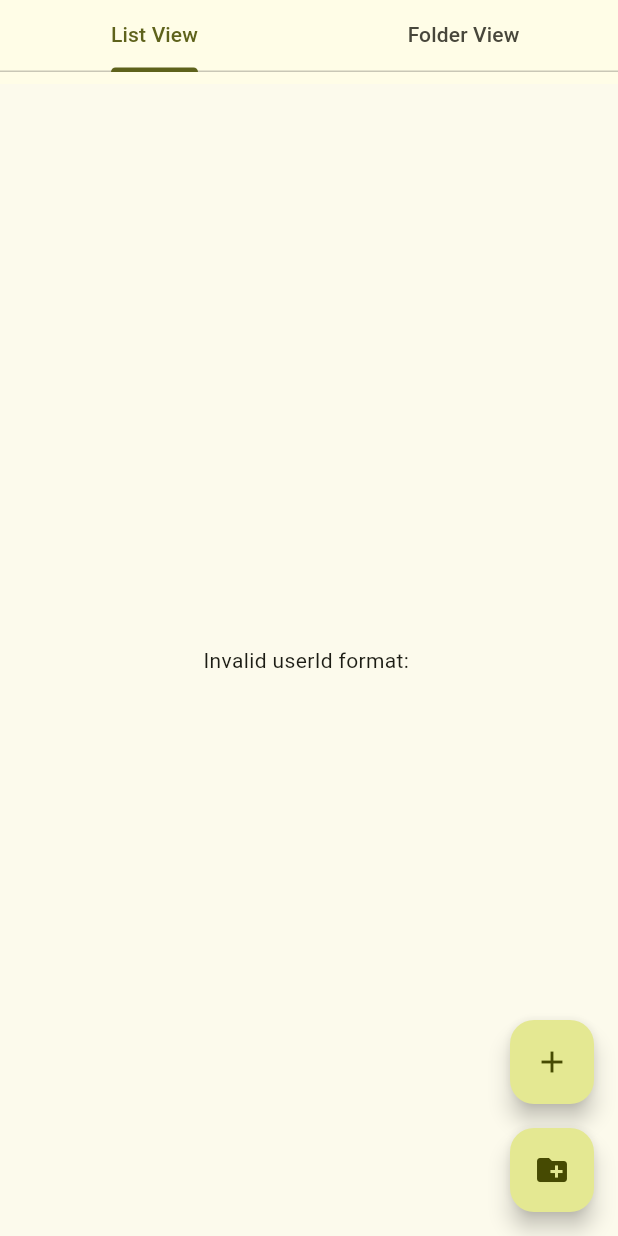
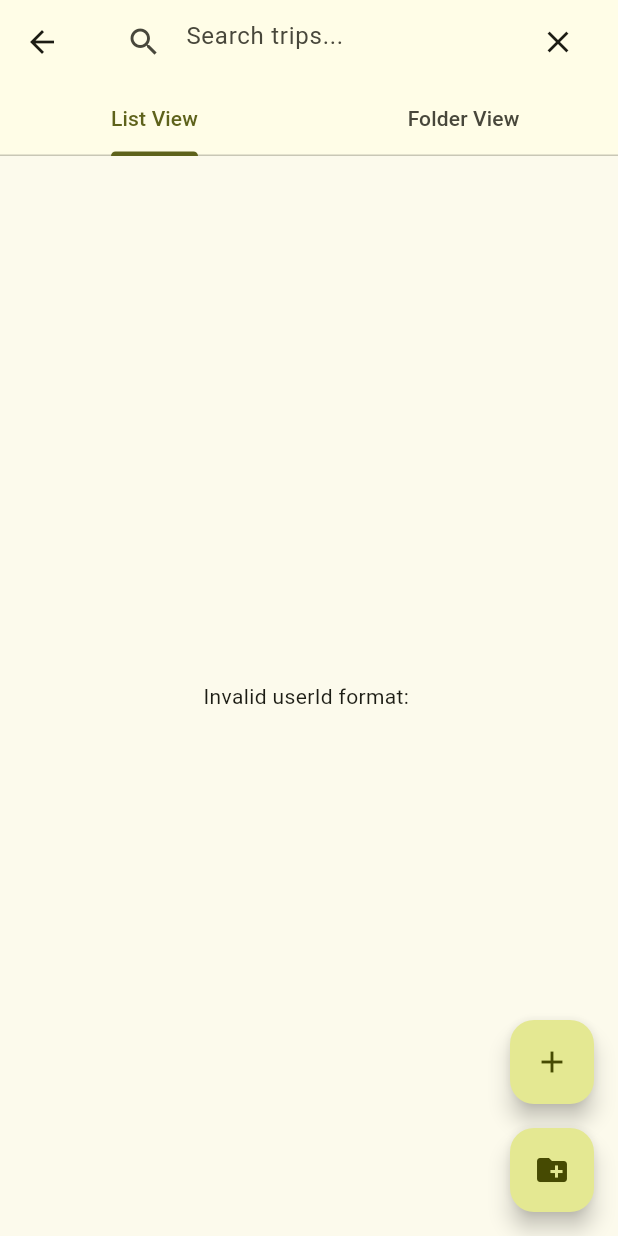
Before and after one commit to gagenotar/COP4331-BigProject-App, a Flutter app: the MyTripsPage screen opened directly with empty values, on a phone screen of 412 x 824 dp. Run offline on Flutter 3.47's test engine with Material 3 defaults, Android fonts, the phone set to English and light mode, and no system bars; our stand-ins replace flutter_rating_bar, form_field_validator, google_fonts, image_picker, pin_code_fields; missing offline and left inert: bson.

Commit message:
Update my_trips_page.dart
added search bar to My-trips-oage

```diff
--- a/lib/pages/my_trips_page.dart
+++ b/lib/pages/my_trips_page.dart
@@ -10,11 +10,13 @@ import '../pages/edit_trip_page.dart';
 import 'package:bson/bson.dart';
 
 import 'dart:convert';
+
 class MyTripsPage extends StatefulWidget {
-  const MyTripsPage({Key? key,
+  const MyTripsPage({
+    Key? key,
     required this.credentials,
-    required this.email,}) :
-        super(key: key);
+    required this.email,
+  }) : super(key: key);
 
   final String email;
   final Map<String, dynamic> credentials;
@@ -23,14 +25,13 @@ class MyTripsPage extends StatefulWidget {
   State<MyTripsPage> createState() => _MyTripsPageState();
 }
 
-class _MyTripsPageState extends State<MyTripsPage>
-    with SingleTickerProviderStateMixin {
+class _MyTripsPageState extends State<MyTripsPage> with SingleTickerProviderStateMixin {
   List<Trip> _trips = [];
- // String? tripJSON;
   List<Folder> _folders = [];
   bool _isLoading = false;
   String _error = '';
   late TabController _tabController;
+  String _searchQuery = ''; // Add search query state
 
   @override
   void initState() {
@@ -50,16 +51,14 @@ class _MyTripsPageState extends State<MyTripsPage>
     return regex.hasMatch(id);
   }
 
-// Usage in your _fetchTrips method
   Future<void> _fetchTrips() async {
     setState(() {
       _isLoading = true;
       _error = '';
     });
 
-    if (!isValidObjectId('${widget.credentials['id']}'  )) {
+    if (!isValidObjectId('${widget.credentials['id']}')) {
       setState(() {
-
         _error = 'Invalid userId format: ${widget.credentials['id']}';
         _isLoading = false;
       });
@@ -67,7 +66,7 @@ class _MyTripsPageState extends State<MyTripsPage>
     }
 
     try {
-      final trips = await ApiService.searchMyEntries('', widget.credentials['id']);
+      final trips = await ApiService.searchMyEntries(_searchQuery, widget.credentials['id']);
 
       setState(() {
         _trips = trips..sort((a, b) => a.title.compareTo(b.title));
@@ -85,7 +84,12 @@ class _MyTripsPageState extends State<MyTripsPage>
     }
   }
 
-
+  Future<void> _searchTrips(String query) async {
+    setState(() {
+      _searchQuery = query;
+    });
+    await _fetchTrips(); // Fetch trips based on search query
+  }
 
   void _createFolder(String folderName) {
     setState(() {
@@ -148,7 +152,7 @@ class _MyTripsPageState extends State<MyTripsPage>
       ScaffoldMessenger.of(context).showSnackBar(
         SnackBar(content: Text('Trip "${editedTrip.title}" updated')),
       );
-    } else {
+    }else {
       print('No edited trip received'); // Debug print
     }
   }
@@ -279,22 +283,39 @@ class _MyTripsPageState extends State<MyTripsPage>
       length: 2, // Number of tabs
       initialIndex: 0, // Initial tab index if needed
       child: Scaffold(
-        appBar: PreferredSize(
-          preferredSize: Size.fromHeight(kToolbarHeight),
-          child: Container(
-            color: Colors.yellow[50], // Customize color as needed
-            child: SafeArea(
-              child: Column(
-                children: <Widget>[
-                  TabBar(
-                    tabs: const [
-                      Tab(text: 'List View'),
-                      Tab(text: 'Folder View'),
-                    ],
+        appBar: AppBar(
+          backgroundColor: Colors.yellow[50], // Customize color as needed
+          title: Row(
+            children: <Widget>[
+              Expanded(
+                child: TextField(
+                  decoration: InputDecoration(
+                    hintText: 'Search trips...',
+                    border: InputBorder.none,
+                    prefixIcon: Icon(Icons.search),
                   ),
-                ],
+                  onChanged: (query) {
+                    _searchTrips(query); // Update search query and fetch trips
+                  },
+                ),
               ),
-            ),
+              IconButton(
+                icon: Icon(Icons.clear),
+                onPressed: () {
+                  setState(() {
+                    _searchQuery = '';
+                  });
+                  _fetchTrips(); // Fetch all trips when search is cleared
+                },
+              ),
+            ],
+          ),
+          bottom: TabBar(
+            controller: _tabController,
+            tabs: const [
+              Tab(text: 'List View'),
+              Tab(text: 'Folder View'),
+            ],
           ),
         ),
         body: _isLoading
@@ -304,6 +325,7 @@ class _MyTripsPageState extends State<MyTripsPage>
             : RefreshIndicator(
           onRefresh: _fetchTrips,
           child: TabBarView(
+            controller: _tabController,
             children: [
               _buildListView(),
               FolderView(
```
